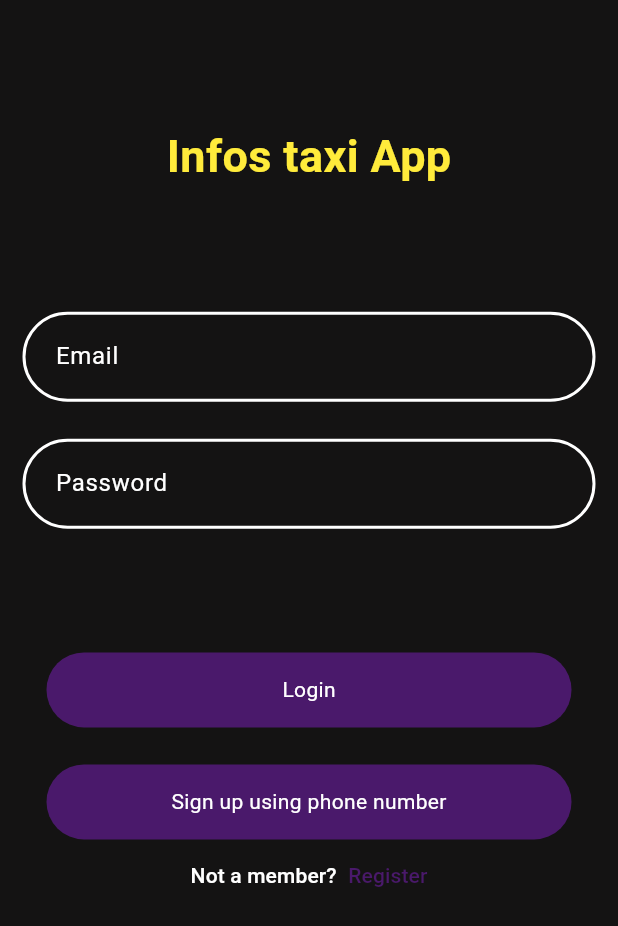
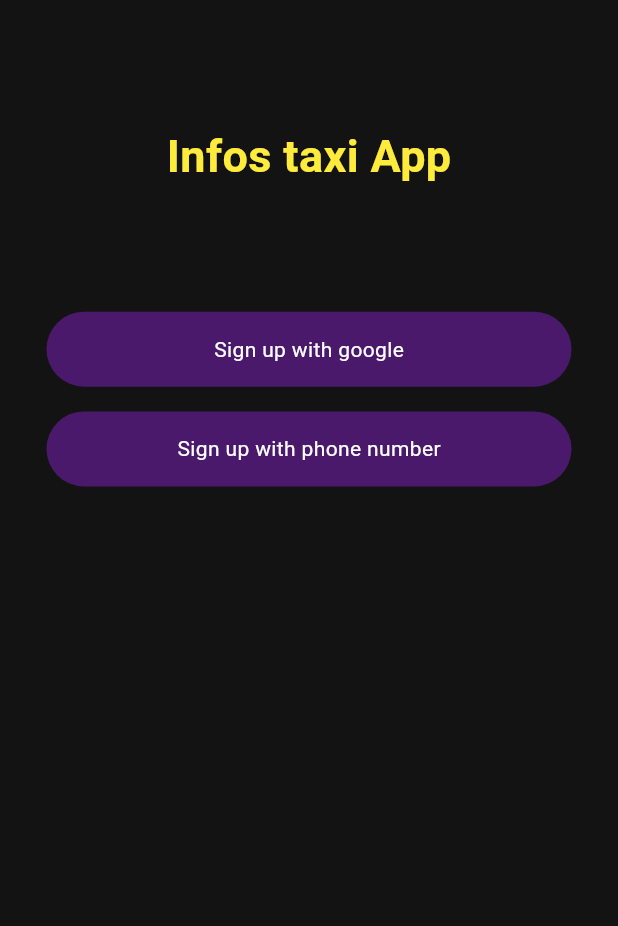
Before and after one commit to maisam2244/taxiassist-master-main, a Flutter app: the Login_Page screen opened directly, on a phone screen of 412 x 824 dp. Shown: the top 926 px of the screen. Run offline on Flutter 3.47's test engine with Material 3 defaults, Android fonts, the phone set to English and light mode, and no system bars; our stand-ins replace firebase_auth, firebase_core, get; accounts and stored records are empty.

Commit message:
google_auth

```diff
--- a/lib/Utils/Drawer/drawer.dart
+++ b/lib/Utils/Drawer/drawer.dart
@@ -1,6 +1,5 @@
 import "package:flutter/material.dart";
 import "package:taxiassist/Utils/button/drawer_button.dart";
-import "package:taxiassist/Utils/button/round_button.dart";
 
 class MyDrawer extends StatelessWidget {
   const MyDrawer({super.key});
--- a/lib/Utils/app_color/app_colors.dart
+++ b/lib/Utils/app_color/app_colors.dart
@@ -2,9 +2,9 @@ import 'package:flutter/material.dart';
 
 class AppColors {
 
-  static Color blackColor = Color.fromARGB(255, 20, 19, 19);
+  static Color blackColor = const Color.fromARGB(255, 20, 19, 19);
   static Color whiteColor = Colors.white;
-  static Color purpleColor = Color.fromARGB(255, 74, 25, 107);
+  static Color purpleColor = const Color.fromARGB(255, 74, 25, 107);
 
 
 }
--- a/lib/Utils/button/drawer_button.dart
+++ b/lib/Utils/button/drawer_button.dart
@@ -5,7 +5,7 @@ import 'package:taxiassist/Utils/app_color/app_colors.dart';
 class MyDrawerButton extends StatelessWidget {
   final void Function()? ontap;
   final String text1;
-   MyDrawerButton({super.key, required this.ontap, required this.text1});
+   const MyDrawerButton({super.key, required this.ontap, required this.text1});
 
   @override
   Widget build(BuildContext context) {
@@ -25,6 +25,6 @@ class MyDrawerButton extends StatelessWidget {
           child: Text(text1,style: TextStyle(color: AppColors.whiteColor),) ,
         ),
       ),
-    );;
+    );
   }
 }
--- a/lib/Utils/button/round_button.dart
+++ b/lib/Utils/button/round_button.dart
@@ -1,6 +1,4 @@
-import 'package:flutter/foundation.dart';
 import 'package:flutter/material.dart';
-import 'package:flutter/widgets.dart';
 import 'package:taxiassist/Utils/app_color/app_colors.dart';
 
 class MyButton extends StatelessWidget {
--- a/lib/Utils/textfield/text_fields.dart
+++ b/lib/Utils/textfield/text_fields.dart
@@ -1,6 +1,4 @@
-import 'package:flutter/cupertino.dart';
 import 'package:flutter/material.dart';
-import 'package:flutter/widgets.dart';
 import 'package:taxiassist/Utils/app_color/app_colors.dart';
 
 
--- a/lib/View/Home_screen/Home_page.dart
+++ b/lib/View/Home_screen/Home_page.dart
@@ -16,7 +16,7 @@ class Home_Page extends StatelessWidget {
       ),
       drawer: Drawer(
         backgroundColor: AppColors.blackColor,
-        child: DrawerHeader(child: Column(
+        child: const DrawerHeader(child: Column(
           mainAxisAlignment: MainAxisAlignment.start,
           children: [
 
--- a/lib/View/Login/login.dart
+++ b/lib/View/Login/login.dart
@@ -1,19 +1,38 @@
-import 'package:flutter/cupertino.dart';
+import 'package:firebase_auth/firebase_auth.dart';
 import 'package:flutter/material.dart';
-import 'package:flutter/widgets.dart';
-import 'package:get/get.dart';
 import 'package:taxiassist/Utils/app_color/app_colors.dart';
 import 'package:taxiassist/Utils/button/round_button.dart';
-import 'package:taxiassist/Utils/textfield/text_fields.dart';
-import 'package:taxiassist/View/Register/register.dart';
 
-class  Login_Page extends StatelessWidget {
-  const  Login_Page({super.key});
+
+class  Login_Page extends StatefulWidget {
+
+
+  const  Login_Page({super.key,  });
 
   @override
+  State<Login_Page> createState() => _Login_PageState();
+
+}
+FirebaseAuth firebaseAuth = FirebaseAuth.instance;
+
+
+
+class _Login_PageState extends State<Login_Page> {
+
+
+  @override
+  void initState() {
+    // firebaseAuth.authStateChanges().listen((event) {
+    //   setState(() {
+    //     _user = event;
+    //   });
+    // })
+    super.initState();
+  }
+  @override
   Widget build(BuildContext context) {
-    TextEditingController emailController = TextEditingController();
-    TextEditingController passwordContoller = TextEditingController();
+    // TextEditingController emailController = TextEditingController();
+    // TextEditingController passwordContoller = TextEditingController();
     return  Scaffold(
       backgroundColor: AppColors.blackColor,
       body:  SafeArea(
@@ -21,25 +40,30 @@ class  Login_Page extends StatelessWidget {
             child: Column(
               children: [
                 SizedBox(height: MediaQuery.of(context).size.height*0.1,),
-                Text("Infos taxi App",style: TextStyle(color: Colors.yellow,fontSize: 30, fontWeight: FontWeight.bold),),
+                const Text("Infos taxi App",style: TextStyle(color: Colors.yellow,fontSize: 30, fontWeight: FontWeight.bold),),
                 SizedBox(height: MediaQuery.of(context).size.height*0.1,),
-                MyTextField(hintText: "abc@xyz.com", labelText: "Email", controller: emailController),
-                SizedBox(height: MediaQuery.of(context).size.height*0.03,),
-                MyTextField(hintText: "Strong password", labelText: "Password", controller: passwordContoller),
-                SizedBox(height: MediaQuery.of(context).size.height*0.1,),
-                MyButton(ontap: (){}, text: "Login"),
-                SizedBox(height: MediaQuery.of(context).size.height*0.03,),
-                MyButton(ontap: (){}, text: "Sign up using phone number"),
-                TextButton(onPressed: (){
-                  Get.to(() => Register_Page());
-                }, child: Row(
-                  mainAxisAlignment: MainAxisAlignment.center,
-                  children: [
-                    Text("Not a member? ",style: TextStyle(color: AppColors.whiteColor),),
-                    SizedBox(width: MediaQuery.of(context).size.width*0.01 ,)
-                    ,Text("Register",style: TextStyle(color: AppColors.purpleColor),)
-                  ],
-                )),
+
+                // MyTextField(hintText: "abc@xyz.com", labelText: "Email", controller: emailController),
+                // SizedBox(height: MediaQuery.of(context).size.height*0.03,),
+                // MyTextField(hintText: "Strong password", labelText: "Password", controller: passwordContoller),
+                // SizedBox(height: MediaQuery.of(context).size.height*0.1,),
+                // MyButton(ontap: (){}, text: "Login"),
+                // SizedBox(height: MediaQuery.of(context).size.height*0.03,),
+                // MyButton(ontap: (){}, text: "Sign up using phone number"),
+                // TextButton(onPressed: (){
+                //   Get.to(() => Register_Page());
+                // }, child: Row(
+                //   mainAxisAlignment: MainAxisAlignment.center,
+                //   children: [
+                //     Text("Not a member? ",style: TextStyle(color: AppColors.whiteColor),),
+                //     SizedBox(width: MediaQuery.of(context).size.width*0.01 ,)
+                //     ,Text("Register",style: TextStyle(color: AppColors.purpleColor),)
+                //   ],
+                // )),
+              MyButton(ontap: loginUserWithGoogle, text: "Sign up with google"),
+              SizedBox(height: MediaQuery.of(context).size.height*0.02,),
+              MyButton(ontap: (){}, text: "Sign up with phone number")
+
 
 
               ],
@@ -50,3 +74,16 @@ class  Login_Page extends StatelessWidget {
     );
   }
 }
+
+void loginUserWithGoogle(){
+  try {
+    GoogleAuthProvider auth = GoogleAuthProvider();
+    firebaseAuth.signInWithProvider(auth);
+
+
+
+  } catch (error) {
+    print(error.toString());
+
+  }
+}
--- a/lib/View/Register/register.dart
+++ b/lib/View/Register/register.dart
@@ -1,55 +1,55 @@
-import 'package:flutter/material.dart';
-import 'package:flutter/widgets.dart';
-import 'package:get/get.dart';
-import 'package:get/get_core/src/get_main.dart';
-import 'package:taxiassist/Utils/app_color/app_colors.dart';
-import 'package:taxiassist/Utils/button/round_button.dart';
-import 'package:taxiassist/Utils/textfield/text_fields.dart';
-import 'package:taxiassist/View/Login/login.dart';
+// import 'package:flutter/material.dart';
+// import 'package:flutter/widgets.dart';
+// import 'package:get/get.dart';
+// import 'package:get/get_core/src/get_main.dart';
+// import 'package:taxiassist/Utils/app_color/app_colors.dart';
+// import 'package:taxiassist/Utils/button/round_button.dart';
+// import 'package:taxiassist/Utils/textfield/text_fields.dart';
+// import 'package:taxiassist/View/Login/login.dart';
 
-class  Register_Page extends StatelessWidget {
-  const  Register_Page({super.key});
+// class  Register_Page extends StatelessWidget {
+//   const  Register_Page({super.key});
 
-  @override
-  Widget build(BuildContext context) {
-    TextEditingController emailController = TextEditingController();
-    TextEditingController passwordContoller = TextEditingController();
-    TextEditingController confirmPasswordContoller = TextEditingController();
-    return  Scaffold(
-      backgroundColor: AppColors.blackColor,
-      body:  SafeArea(
-          child: Center(
-            child: Column(
-              children: [
-                SizedBox(height: MediaQuery.of(context).size.height*0.1,),
-                Text("Register User",style: TextStyle(color: Colors.white,fontSize: 30, fontWeight: FontWeight.bold),),
-                SizedBox(height: MediaQuery.of(context).size.height*0.1,),
-                MyTextField(hintText: "abc@xyz.com", labelText: "Email", controller: emailController),
-                SizedBox(height: MediaQuery.of(context).size.height*0.03,),
-                MyTextField(hintText: "password", labelText: "Password", controller: passwordContoller),
-                SizedBox(height: MediaQuery.of(context).size.height*0.03,),
-                MyTextField(hintText: "confirm password", labelText: "Confirm Password", controller: emailController),
-                SizedBox(height: MediaQuery.of(context).size.height*0.1,),
-                MyButton(ontap: (){}, text: "Register"),
-                SizedBox(height: MediaQuery.of(context).size.height*0.01,),
-                TextButton(onPressed: (){
-                  Get.to(() => Login_Page());
-                }, child: Row(
-                  mainAxisAlignment: MainAxisAlignment.center,
-                  children: [
-                    Text("Already a member? ",style: TextStyle(color: AppColors.whiteColor),),
-                    SizedBox(width: MediaQuery.of(context).size.width*0.01 ,)
-                    ,Text("Sign in",style: TextStyle(color: AppColors.purpleColor),)
-                  ],
-                )),
+//   @override
+//   Widget build(BuildContext context) {
+//     TextEditingController emailController = TextEditingController();
+//     TextEditingController passwordContoller = TextEditingController();
+//     TextEditingController confirmPasswordContoller = TextEditingController();
+//     return  Scaffold(
+//       backgroundColor: AppColors.blackColor,
+//       body:  SafeArea(
+//           child: Center(
+//             child: Column(
+//               children: [
+//                 SizedBox(height: MediaQuery.of(context).size.height*0.1,),
+//                 Text("Register User",style: TextStyle(color: Colors.white,fontSize: 30, fontWeight: FontWeight.bold),),
+//                 SizedBox(height: MediaQuery.of(context).size.height*0.1,),
+//                 MyTextField(hintText: "abc@xyz.com", labelText: "Email", controller: emailController),
+//                 SizedBox(height: MediaQuery.of(context).size.height*0.03,),
+//                 MyTextField(hintText: "password", labelText: "Password", controller: passwordContoller),
+//                 SizedBox(height: MediaQuery.of(context).size.height*0.03,),
+//                 MyTextField(hintText: "confirm password", labelText: "Confirm Password", controller: emailController),
+//                 SizedBox(height: MediaQuery.of(context).size.height*0.1,),
+//                 MyButton(ontap: (){}, text: "Register"),
+//                 SizedBox(height: MediaQuery.of(context).size.height*0.01,),
+//                 TextButton(onPressed: (){
+//                   Get.to(() => Login_Page());
+//                 }, child: Row(
+//                   mainAxisAlignment: MainAxisAlignment.center,
+//                   children: [
+//                     Text("Already a member? ",style: TextStyle(color: AppColors.whiteColor),),
+//                     SizedBox(width: MediaQuery.of(context).size.width*0.01 ,)
+//                     ,Text("Sign in",style: TextStyle(color: AppColors.purpleColor),)
+//                   ],
+//                 )),
 
 
 
-              ],
-            ),
-          ),
-       ),
+//               ],
+//             ),
+//           ),
+//        ),
 
-    );
-  }
-}
+//     );
+//   }
+// }
--- a/lib/View/Schedules/Train_schedules.dart
+++ b/lib/View/Schedules/Train_schedules.dart
@@ -5,7 +5,7 @@ class Train_Schedules extends StatelessWidget {
 
   @override
   Widget build(BuildContext context) {
-    return Scaffold(
+    return const Scaffold(
 
     );
   }
--- a/lib/main.dart
+++ b/lib/main.dart
@@ -1,26 +1,23 @@
 import 'package:firebase_core/firebase_core.dart';
 import 'package:flutter/material.dart';
 import 'package:get/get.dart';
-import 'package:taxiassist/View/Home_screen/Home_page.dart';
-import 'package:taxiassist/View/Login/login.dart';
-import 'package:taxiassist/View/Register/register.dart';
 import 'package:taxiassist/View/Splash_screen/splash_screen.dart';
 import 'package:taxiassist/firebase_options.dart';
 
 Future<void> main(List<String> args) async{
   WidgetsFlutterBinding.ensureInitialized();
   await Firebase.initializeApp(options: DefaultFirebaseOptions.currentPlatform);
-  runApp(MyApp());
+  runApp(const MyApp());
 }
 
 class MyApp extends StatelessWidget {
-  MyApp({Key? key}) : super(key: key);
+  const MyApp({Key? key}) : super(key: key);
 
   @override
   Widget build(BuildContext context) {
-    return GetMaterialApp(
+    return const GetMaterialApp(
       debugShowCheckedModeBanner: false,
-      home: Home_Page(),
+      home: Splash_Screen(),
     );
   }
 }
--- a/pubspec.yaml
+++ b/pubspec.yaml
@@ -40,6 +40,7 @@ dependencies:
   firebase_auth: ^4.19.2
   firebase_core: ^2.30.0
   firebase_storage: ^11.7.2
+  sign_in_button: ^3.2.0
 
 dev_dependencies:
   flutter_test:
```
Also changed, not shown: lib/Controller/splash_screen_controller.dart (+15 -4 lines), pubspec.lock, 1 other file.
